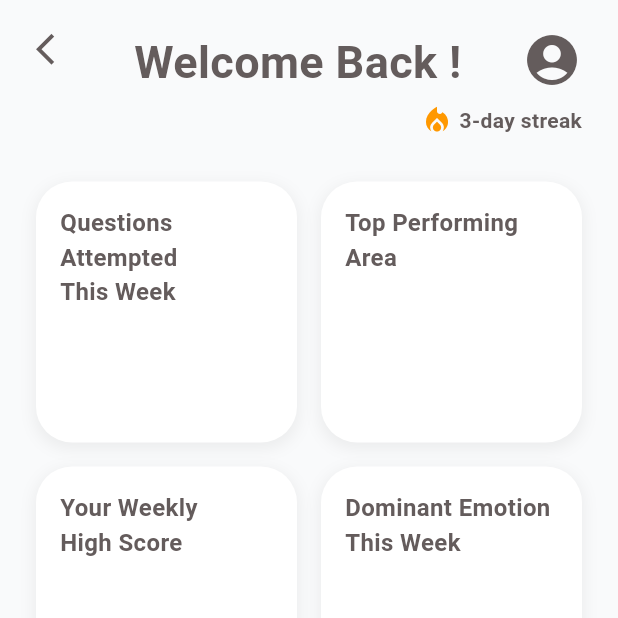
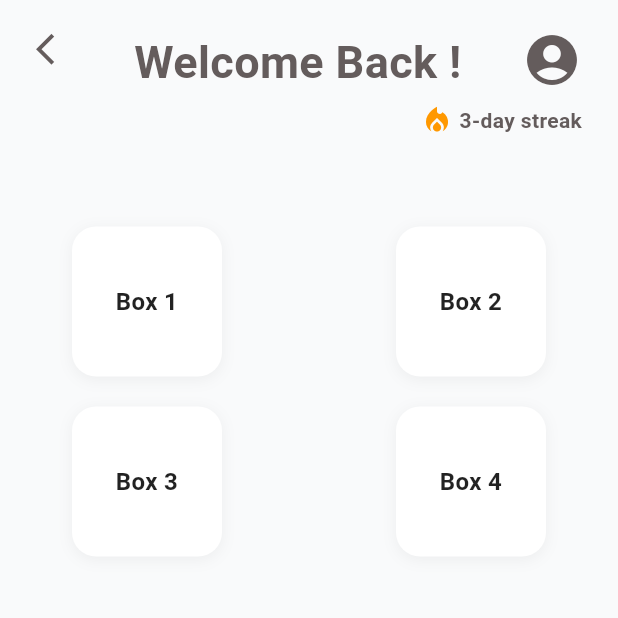
Before and after one commit to SapphireAG/AI-Interview-Coach-Talk2Hire, a Flutter app: the screen it shows after launch, on a phone screen of 412 x 824 dp, the top half of it. Run offline on Flutter 3.47's test engine with Material 3 defaults, Android fonts, the phone set to English and light mode, and no system bars; our stand-ins replace audioplayers, camera; missing offline and left inert: record.

Commit message:
4 card surfaces but non scrollable now

```diff
--- a/flutter_frontend/lib/report_page.dart
+++ b/flutter_frontend/lib/report_page.dart
@@ -80,17 +80,28 @@ class _ReportPageState extends State<ReportPage> {
               const SizedBox(height: 30),
 
               // Grid of 4 stat cards
-              Expanded(
-                child: GridView.count(
-                  crossAxisCount: 2,
-                  crossAxisSpacing: 16,
-                  mainAxisSpacing: 16,
-                  childAspectRatio: 1,
+              const SizedBox(height: 30),
+
+              // Fixed 2x2 stat grid using Rows
+              Padding(
+                padding: const EdgeInsets.symmetric(horizontal: 24.0),
+                child: Column(
                   children: [
-                    _buildStatCard("Questions Attempted\nThis Week"),
-                    _buildStatCard("Top Performing\nArea"),
-                    _buildStatCard("Your Weekly\nHigh Score"),
-                    _buildStatCard("Dominant Emotion\nThis Week"),
+                    Row(
+                      mainAxisAlignment: MainAxisAlignment.spaceBetween,
+                      children: [
+                        _buildStatCard("Box 1"),
+                        _buildStatCard("Box 2"),
+                      ],
+                    ),
+                    const SizedBox(height: 20),
+                    Row(
+                      mainAxisAlignment: MainAxisAlignment.spaceBetween,
+                      children: [
+                        _buildStatCard("Box 3"),
+                        _buildStatCard("Box 4"),
+                      ],
+                    ),
                   ],
                 ),
               ),
@@ -101,29 +112,30 @@ class _ReportPageState extends State<ReportPage> {
     );
   }
 
-  Widget _buildStatCard(String title) {
+  Widget _buildStatCard(String label) {
     return Container(
-      padding: const EdgeInsets.all(16),
+      width: 100, // Adjust to fit your design
+      height: 100,
+      padding: const EdgeInsets.all(12),
       decoration: BoxDecoration(
         color: Colors.white,
-        borderRadius: BorderRadius.circular(24),
+        borderRadius: BorderRadius.circular(16),
         boxShadow: [
           BoxShadow(
-            color: Colors.grey.withOpacity(0.15),
-            spreadRadius: 1,
+            color: Colors.black.withAlpha(13),
             blurRadius: 8,
-            offset: const Offset(0, 3),
+            offset: Offset(0, 2),
           ),
         ],
       ),
-      child: Align(
-        alignment: Alignment.topLeft,
+      child: Center(
         child: Text(
-          title,
+          label,
+          textAlign: TextAlign.center,
           style: const TextStyle(
+            fontSize: 16,
             fontWeight: FontWeight.w600,
-            fontSize: 16,
-            color: Color.fromARGB(255, 100, 92, 92),
+            color: Colors.black87,
           ),
         ),
       ),
```
